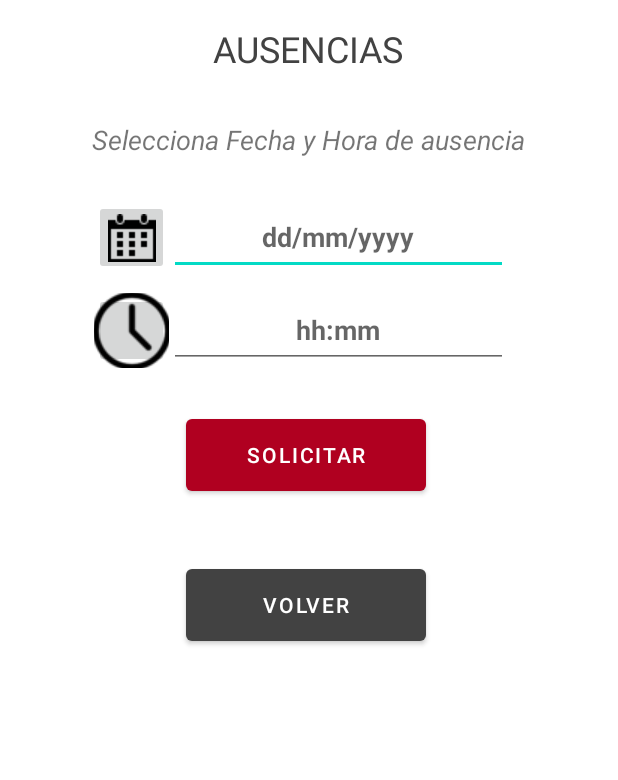
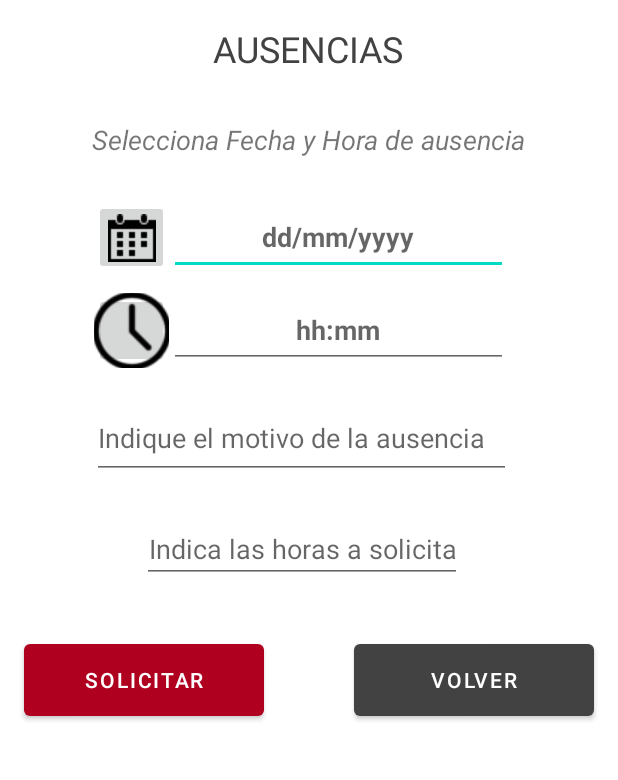
Before and after one commit to JoseCumplido82/H91, an Android app: the ActivityAusencias screen opened directly, with no data from a screen before it, on a phone screen of 412 x 824 dp, the part 264-1044 px from its top. Run offline under Robolectric (Android 15) with nearby library versions, the phone set to English and light mode, and no system bars.

```diff
--- a/app/src/main/java/com/example/h91/ActivityDocumentos.java
+++ b/app/src/main/java/com/example/h91/ActivityDocumentos.java
@@ -22,7 +22,7 @@ public class ActivityDocumentos extends AppCompatActivity {
 
         //boton abrir informacion
         Button bt_informacion=(Button) findViewById(R.id.bt_informacion);
-        url= "http://codea.app/";
+        url= "https://h91go.com/#conocenos/";
         bt_informacion.setOnClickListener(new View.OnClickListener() {
             @Override
             public void onClick(View v) {
@@ -34,7 +34,7 @@ public class ActivityDocumentos extends AppCompatActivity {
 
         //boton abrir plantillas
         Button bt_plantillas=(Button) findViewById(R.id.bt_plantillas);
-        url2= "http://h91go.com";
+        url2= "https://h91go.com/documentacion/";
         bt_plantillas.setOnClickListener(new View.OnClickListener() {
             @Override
             public void onClick(View v) {
--- a/app/src/main/java/com/example/h91/Clases/Documentos.java
+++ b/app/src/main/java/com/example/h91/Clases/Documentos.java
@@ -3,7 +3,7 @@ package com.example.h91.Clases;
 import java.io.Serializable;
 import java.util.Date;
 
-public class Documentos implements Serializable {
+public class Documentos implements Serializable { //TABLA DOCUMENTOS GENERALES
     //Atributos
    private int id;
    private int idEmpleado;
--- a/app/src/main/java/com/example/h91/Clases/Tramites.java
+++ b/app/src/main/java/com/example/h91/Clases/Tramites.java
@@ -2,7 +2,7 @@ package com.example.h91.Clases;
 
 import java.util.Date;
 
-public class Tramites {
+public class Tramites { //TABLA TRAMITES QUE SON LOS DOCUMENTOS DE LOS EMPLEADOS
     private int id;
     private int idSolicitante;
     private String nombre_documento;
--- a/app/src/main/java/com/example/h91/controladores/AusenciasController.java
+++ b/app/src/main/java/com/example/h91/controladores/AusenciasController.java
@@ -74,7 +74,7 @@ public class AusenciasController {
         }
     }
 
-    public static boolean InsertarAusencia(Ausencias au){
+    public static boolean InsertarAusencias(Ausencias au){
         FutureTask t = new FutureTask(new TareaInsertarAusencias(au));
         ExecutorService es = Executors.newSingleThreadExecutor();
         es.submit(t);
--- a/app/src/main/java/com/example/h91/modelos/AusenciasDB.java
+++ b/app/src/main/java/com/example/h91/modelos/AusenciasDB.java
@@ -23,15 +23,14 @@ public class AusenciasDB {
         }
         //---------------------------------
         try{
-            String ordensql= "INSERT INTO ausencias (idSolicitante, fecha_inicio, hora_inicio, horas, fecha_solicitud, motivo, idEstado) VALUES(?, ?, ?, ?, ?, ?, ?);";
+            String ordensql= "INSERT INTO ausencias (idSolicitante, fecha_inicio, hora_inicio, horas, fecha_solicitud, motivo) VALUES(?, ?, ?, ?, ?, ?);";
             PreparedStatement pst= conexion.prepareStatement(ordensql);
             pst.setInt(1, a.getIdSolicitante());
             pst.setDate(2, (Date) a.getFecha_inicio());
             pst.setInt(3,a.getHora_inicio());
             pst.setInt(4, a.getHoras());
             pst.setDate(5, (Date) a.getFecha_solicitud());
-            pst.setString(6, a.getMotivo());
-            pst.setInt(7, a.getIdEstado());
+            pst.setInt(6, a.getIdEstado());
             int filasAfectadas = pst.executeUpdate();
             pst.close();
             conexion.close();
--- a/app/src/main/res/layout/activity_ausencias.xml
+++ b/app/src/main/res/layout/activity_ausencias.xml
@@ -103,26 +103,53 @@
         android:id="@+id/bt_solicitar"
         android:layout_width="160dp"
         android:layout_height="60dp"
-        android:layout_marginTop="28dp"
+        android:layout_marginTop="104dp"
+        android:onClick="insertarAusencia"
         android:text="@string/solicitar"
-        android:onClick="SolicitarAusencia"
         app:backgroundTint="@color/design_default_color_error"
-        app:layout_constraintEnd_toEndOf="@+id/et_mostrar_hora_picker2"
-        app:layout_constraintHorizontal_bias="0.53"
-        app:layout_constraintStart_toStartOf="@+id/ib_obtener_hora"
-        app:layout_constraintTop_toBottomOf="@+id/et_mostrar_hora_picker2" />
+        app:layout_constraintEnd_toEndOf="parent"
+        app:layout_constraintHorizontal_bias="0.063"
+        app:layout_constraintStart_toStartOf="parent"
+        app:layout_constraintTop_toBottomOf="@+id/edt_motivoAusencia" />
 
     <Button
         android:id="@+id/bt_volver9"
         android:layout_width="160dp"
         android:layout_height="60dp"
-        android:layout_marginTop="40dp"
+        android:layout_marginTop="104dp"
         android:text="@string/volver"
         app:backgroundTint="@color/cardview_dark_background"
-        app:layout_constraintEnd_toEndOf="@+id/bt_solicitar"
-        app:layout_constraintHorizontal_bias="0.547"
-        app:layout_constraintStart_toStartOf="@+id/bt_solicitar"
-        app:layout_constraintTop_toBottomOf="@+id/bt_solicitar" />
+        app:layout_constraintEnd_toEndOf="parent"
+        app:layout_constraintHorizontal_bias="0.936"
+        app:layout_constraintStart_toStartOf="parent"
+        app:layout_constraintTop_toBottomOf="@+id/edt_motivoAusencia" />
+
+    <EditText
+        android:id="@+id/edt_motivoAusencia"
+        android:layout_width="279dp"
+        android:layout_height="54dp"
+        android:layout_marginTop="20dp"
+        android:autofillHints=""
+        android:ems="10"
+        android:hint="@string/indique_el_motivo_de_la_ausencia"
+        android:inputType="textPersonName"
+        app:layout_constraintEnd_toEndOf="@+id/et_mostrar_hora_picker2"
+        app:layout_constraintHorizontal_bias="0.507"
+        app:layout_constraintStart_toStartOf="@+id/ib_obtener_hora"
+        app:layout_constraintTop_toBottomOf="@+id/et_mostrar_hora_picker2" />
+
+    <EditText
+        android:id="@+id/edt_horasASolicitar"
+        android:layout_width="wrap_content"
+        android:layout_height="wrap_content"
+        android:layout_marginTop="24dp"
+        android:ems="10"
+        android:gravity="center"
+        android:hint="Indica las horas a solicitar"
+        android:inputType="number"
+        app:layout_constraintEnd_toEndOf="@+id/edt_motivoAusencia"
+        app:layout_constraintStart_toStartOf="@+id/edt_motivoAusencia"
+        app:layout_constraintTop_toBottomOf="@+id/edt_motivoAusencia" />
 
 
 </androidx.constraintlayout.widget.ConstraintLayout>
```
Also changed, not shown: app/src/main/java/com/example/h91/ActivityAusencias.java (+78 -6 lines), app/src/main/java/com/example/h91/Clases/Ausencias.java (+5 -3 lines), app/src/main/java/com/example/h91/controladores/DocumentosController.java (added, +118 -0 lines), app/src/main/java/com/example/h91/tareas/TareaActualizarDocumentos.java (added, +19 -0 lines), app/src/main/java/com/example/h91/tareas/TareaBorrarDocumentos.java (added, +20 -0 lines), app/src/main/java/com/example/h91/tareas/TareaInsertarDocumentos.java (added, +20 -0 lines), app/src/main/java/com/example/h91/tareas/TareaObtenerDocumentos.java (added, +18 -0 lines).
